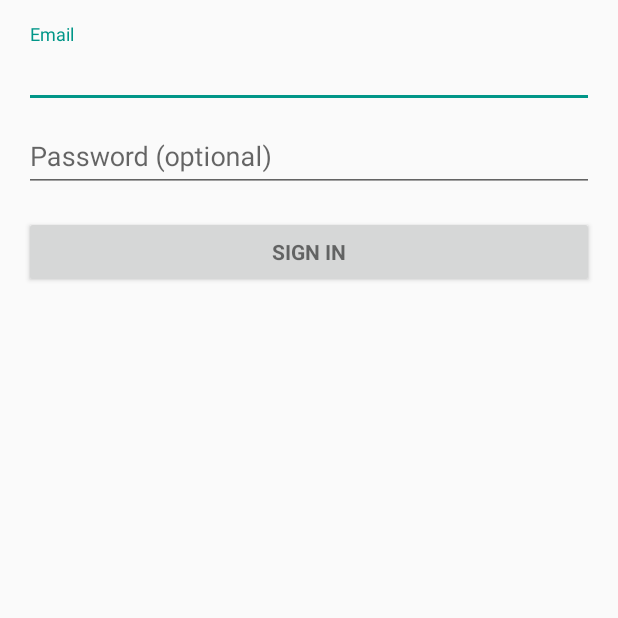
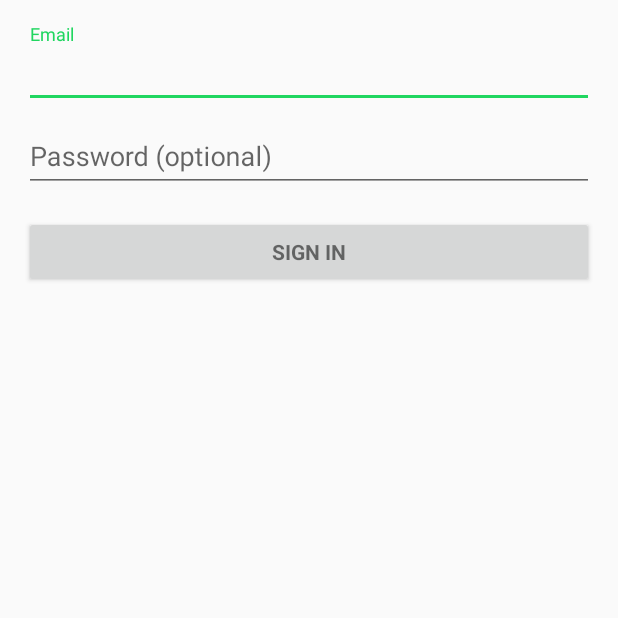
Before and after one commit to idl99/TrackIt-Ez, an Android app: the screen it shows after launch (LoginActivity), on a phone screen of 412 x 824 dp, the top half of it. Run offline under Robolectric (Android 15) with nearby library versions, the phone set to English and light mode, and no system bars.

Commit message:
- modified colors of theme

```diff
--- a/app/src/main/res/values/colors.xml
+++ b/app/src/main/res/values/colors.xml
@@ -1,7 +1,7 @@
 <?xml version="1.0" encoding="utf-8"?>
 <resources>
-    <color name="colorPrimary">#c800e676</color>
-    <color name="colorPrimaryDark">#303030</color>
-    <color name="colorAccent">#009688</color>
+    <color name="colorPrimary">#263238</color>
+    <color name="colorPrimaryDark">#000000</color>
+    <color name="colorAccent">#20D660</color>
     <color name="colorMaterialWhite">#eeeeee</color>
 </resources>
```
